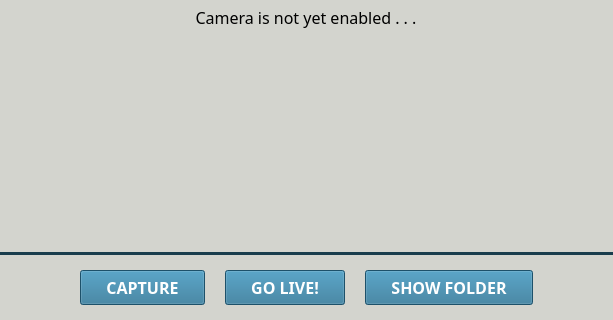
jeraldconstantino/nitrate-sufficiency-monitoring-system, file main.ui: the form before one commit; both pictures show x 83 to 696 and y 280 to 600 of the 1024 by 600 pixel window.
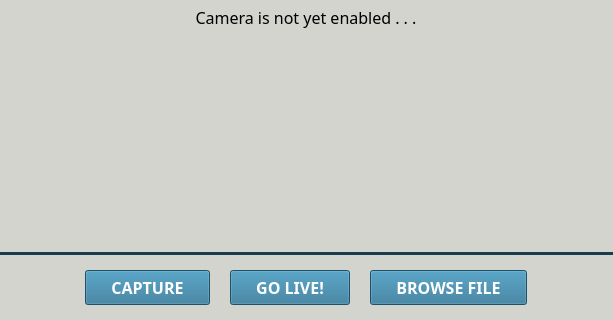
The form after the commit.

Commit message: Open file viewer feature added

Diff of the .ui file:
```diff
--- a/main.ui
+++ b/main.ui
@@ -743,7 +743,7 @@
 }</string>
              </property>
              <property name="text">
-              <string>SHOW FOLDER</string>
+              <string>BROWSE FILE</string>
              </property>
             </widget>
            </item>
```
The commit also changes 1 other file.
